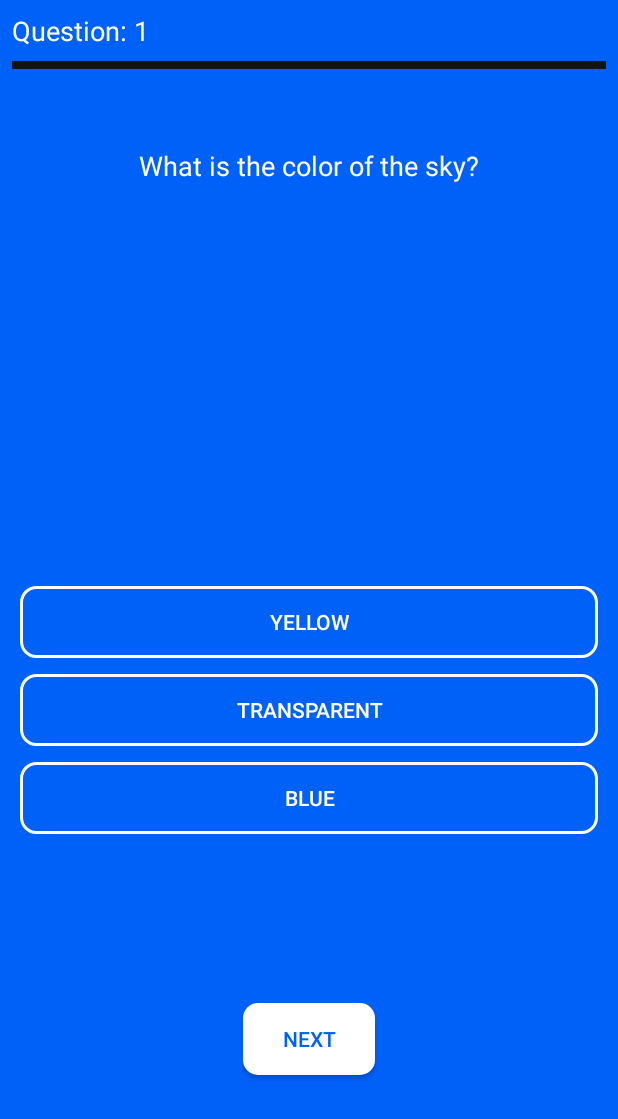
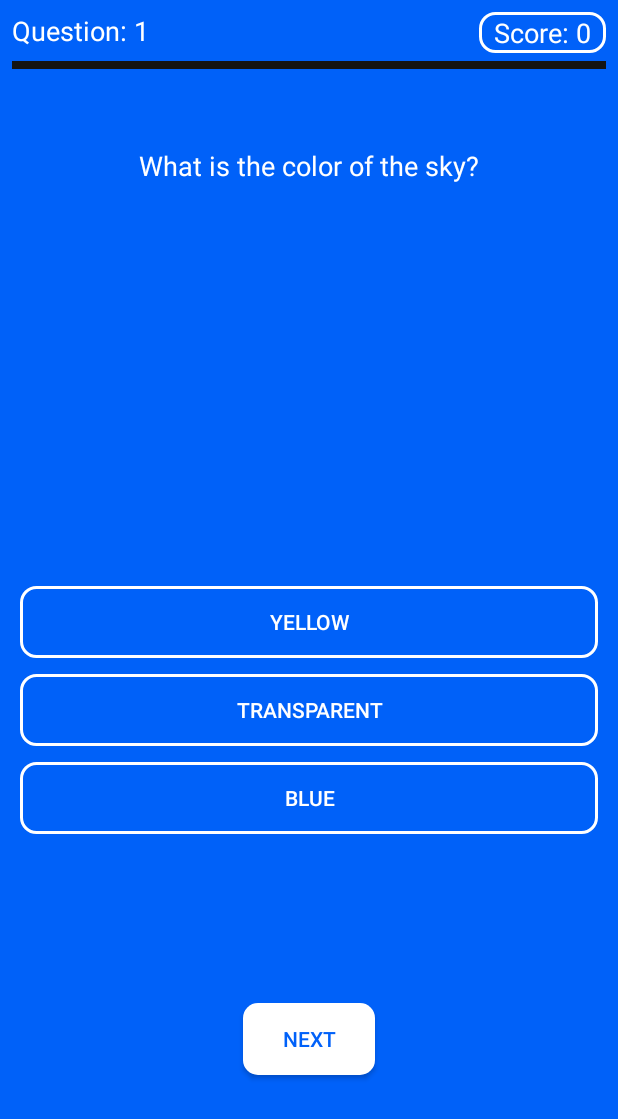
Before and after one commit to abouthugo/android-card-quiz-game, an Android app: the Quiz screen opened directly, with no data from a screen before it, on a phone screen of 412 x 824 dp. Shown: the top 1119 px of the screen. Run offline under Robolectric (Android 15) with nearby library versions, the phone set to English and light mode, and no system bars.

Commit message:
Added results screens at the end

```diff
--- a/app/src/main/java/com/example/basiclogin/Quiz.java
+++ b/app/src/main/java/com/example/basiclogin/Quiz.java
@@ -25,7 +25,7 @@ public class Quiz extends AppCompatActivity {
   };
 
   // Array of answers
-  private final int[] ANSWERS = {2, 1, 1, 2, 2};
+  private final int[] ANSWERS = {2, 1, 1, 2, 3};
 
   // Internal handlers
   private int qNum = 0;
@@ -35,6 +35,7 @@ public class Quiz extends AppCompatActivity {
   // View stuff
   TextView questionNumber;
   TextView currentQuestion;
+  TextView scoreViewer;
   ProgressBar progressBar;
   Button[] choices = new Button[3];
 
@@ -47,6 +48,7 @@ public class Quiz extends AppCompatActivity {
     // Set the references
     questionNumber = findViewById(R.id.question_number);
     currentQuestion = findViewById(R.id.current_question);
+    scoreViewer = findViewById(R.id.score);
     progressBar = findViewById(R.id.progressBar);
     choices[0] = findViewById(R.id.choice_1);
     choices[1] = findViewById(R.id.choice_2);
@@ -133,12 +135,29 @@ public class Quiz extends AppCompatActivity {
   public void setQuestion(int qNum) {
     if (qNum > 4) {
       // TODO: show results
-      finish();
+      Button exit = findViewById(R.id.confirm);
+      String score_text = "Score: " + score;
+      exit.setText(R.string.exit);
+
+      questionNumber.setText("");
+      scoreViewer.setVisibility(View.GONE);
+      progressBar.setProgress(100);
+      currentQuestion.setText(score_text);
+
+      for (Button btn :choices)
+        btn.setVisibility(View.GONE);
+
+      exit.setOnClickListener(v -> {
+        finish();
+      });
+
     } else {
       int n = qNum + 1;
       int percentage = (qNum * 100 / 5);
       String s = "Question: " + n;
+      String score_text = "Score: " + score;
       questionNumber.setText(s);
+      scoreViewer.setText(score_text);
       progressBar.setProgress(percentage);
       currentQuestion.setText(getQuestion(qNum));
       for (int i = 0; i < choices.length; i++) {
--- a/app/src/main/res/layout/activity_quiz.xml
+++ b/app/src/main/res/layout/activity_quiz.xml
@@ -113,4 +113,21 @@
     app:layout_constraintEnd_toEndOf="parent"
     app:layout_constraintStart_toStartOf="parent"
     app:layout_constraintTop_toBottomOf="@+id/question_number"/>
+  <TextView
+    android:id="@+id/score"
+    android:layout_width="wrap_content"
+    android:layout_height="wrap_content"
+    android:layout_marginTop="8dp"
+    android:layout_marginEnd="8dp"
+    android:layout_marginRight="8dp"
+    android:paddingTop="1dp"
+    android:paddingBottom="1dp"
+    android:paddingLeft="10dp"
+    android:paddingRight="10dp"
+    android:background="@drawable/white_outline_box"
+    android:text="TextView"
+    android:textColor="@color/pure_white"
+    android:textSize="18sp"
+    app:layout_constraintEnd_toEndOf="parent"
+    app:layout_constraintTop_toTopOf="parent"/>
 </android.support.constraint.ConstraintLayout>
--- a/app/src/main/res/values/strings.xml
+++ b/app/src/main/res/values/strings.xml
@@ -11,4 +11,5 @@
   <string name="rules_3">3. At the end of the game we show you the results</string>
   <string name="rules_start">Start the game!</string>
   <string name="next_question">Next</string>
+  <string name="exit">Exit</string>
 </resources>
```
